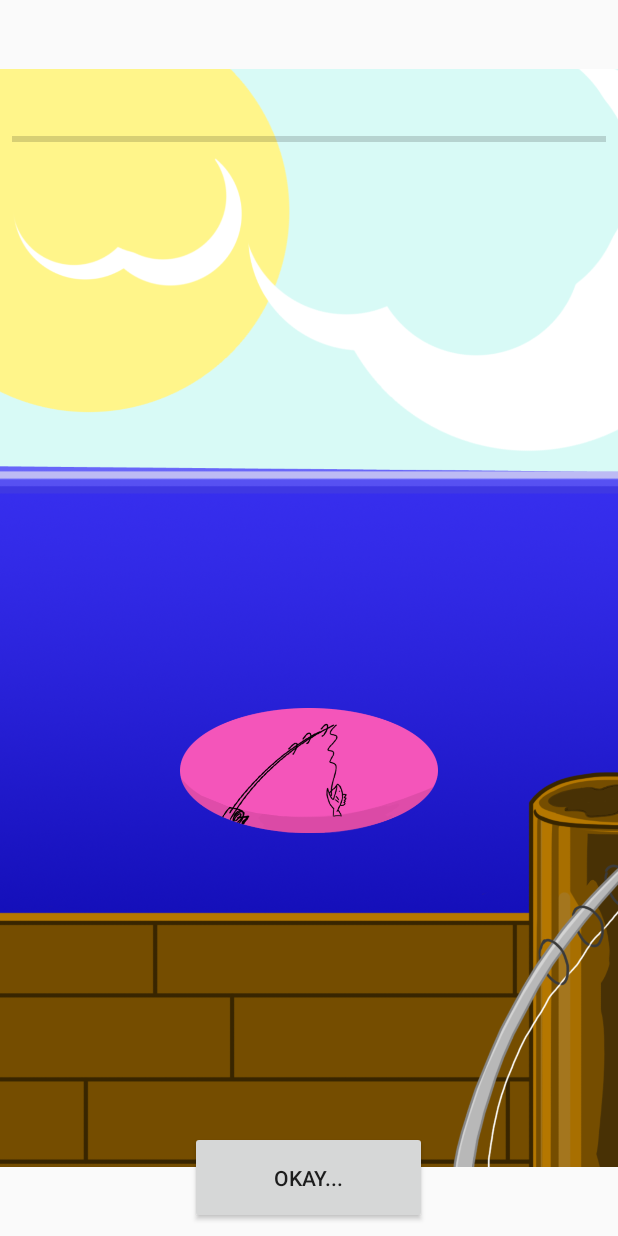
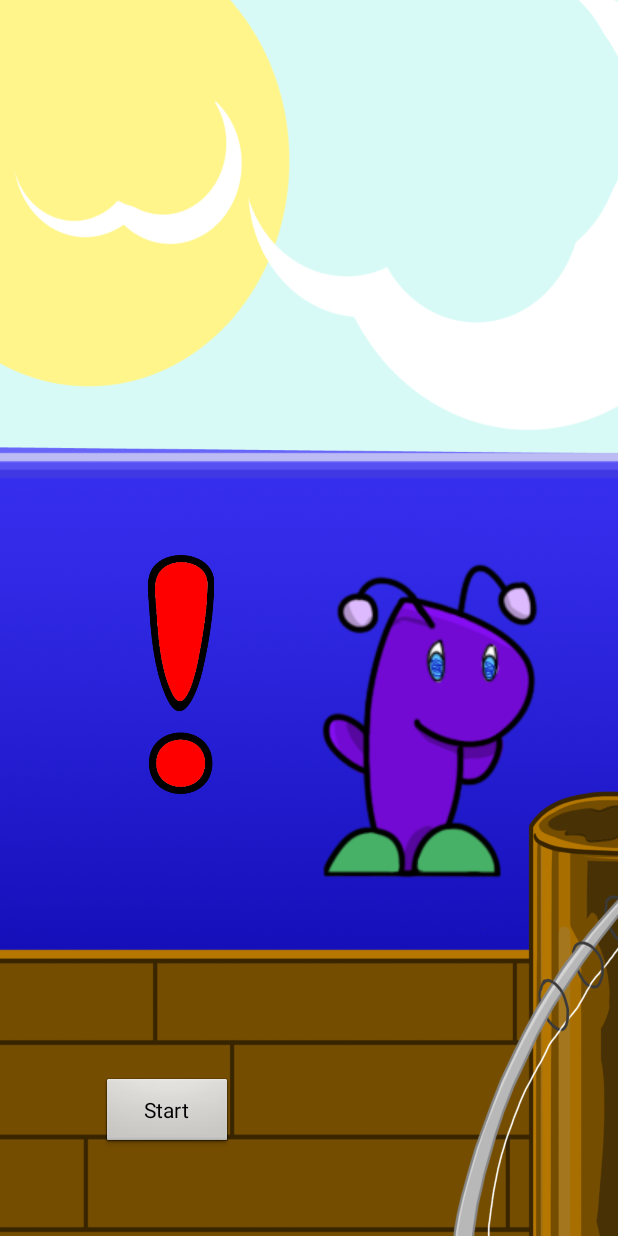
Before and after one commit to DevonTrammell/Foogles, an Android app: the foogle_fish screen opened directly, with no data from a screen before it, on a phone screen of 412 x 824 dp. Run offline under Robolectric (Android 15) with nearby library versions, the phone set to English and light mode, and no system bars.

Commit message:
Foogle Fish - needs work but almost done

```diff
--- /dev/null
+++ b/Foogles/app/src/main/res/drawable/fishpopup.xml
@@ -0,0 +1,6 @@
+<?xml version="1.0" encoding="utf-8"?>
+<shape xmlns:android="http://schemas.android.com/apk/res/android" android:shape="rectangle">
+    <corners android:radius="20dp"/>
+    <padding android:left="10dp" android:right="10dp" android:top="10dp" android:bottom="10dp"/>
+    <solid android:color="#7FC9FF"/>
+</shape>
--- a/Foogles/app/src/main/res/layout/activity_foogle_fish.xml
+++ b/Foogles/app/src/main/res/layout/activity_foogle_fish.xml
@@ -7,12 +7,13 @@
     tools:context="fooglesinc.foogles.foogle_fish">
 
     <ImageView
-        android:id="@+id/imageView9"
+        android:id="@+id/FoogleFishBackground"
         android:layout_width="wrap_content"
         android:layout_height="wrap_content"
         android:layout_marginBottom="8dp"
         android:layout_marginEnd="8dp"
         android:background="@drawable/invis"
+        android:scaleType="fitXY"
         app:layout_constraintBottom_toBottomOf="parent"
         app:layout_constraintEnd_toEndOf="parent"
         app:layout_constraintHorizontal_bias="0.0"
@@ -21,49 +22,71 @@
         app:layout_constraintVertical_bias="0.0"
         app:srcCompat="@drawable/fishscreen" />
 
-    <ProgressBar
-        android:id="@+id/progressBar5"
-        style="?android:attr/progressBarStyleHorizontal"
-        android:layout_width="0dp"
-        android:layout_height="51dp"
+    <ImageView
+        android:id="@+id/FishingFoogle"
+        android:layout_width="wrap_content"
+        android:layout_height="wrap_content"
+        android:layout_marginEnd="3dp"
+        android:layout_marginStart="8dp"
+        android:layout_marginTop="352dp"
+        android:rotationY="180"
+        app:layout_constraintEnd_toEndOf="parent"
+        app:layout_constraintHorizontal_bias="1.0"
+        app:layout_constraintStart_toStartOf="parent"
+        app:layout_constraintTop_toTopOf="parent"
+        app:srcCompat="@drawable/purple_walk" />
+
+    <ImageView
+        android:id="@+id/ExclamationPoint"
+        android:layout_width="129dp"
+        android:layout_height="159dp"
         android:layout_marginBottom="8dp"
         android:layout_marginEnd="8dp"
         android:layout_marginStart="8dp"
         android:layout_marginTop="8dp"
+        android:visibility="visible"
         app:layout_constraintBottom_toBottomOf="parent"
-        app:layout_constraintEnd_toEndOf="parent"
-        app:layout_constraintStart_toStartOf="parent"
+        app:layout_constraintEnd_toEndOf="@+id/CatchButton"
+        app:layout_constraintHorizontal_bias="0.145"
+        app:layout_constraintStart_toStartOf="@+id/CatchButton"
         app:layout_constraintTop_toTopOf="parent"
-        app:layout_constraintVertical_bias="0.078" />
-    <Button
-        android:id="@+id/button25"
-        android:layout_width="158dp"
-        android:layout_height="62dp"
-        android:layout_marginBottom="8dp"
-        android:layout_marginTop="424dp"
-        android:onClick="rewardFoogle"
-        android:text="@string/Okay_Button"
-        app:layout_constraintBottom_toBottomOf="parent"
-        app:layout_constraintHorizontal_bias="0.498"
-        app:layout_constraintLeft_toLeftOf="parent"
-        app:layout_constraintRight_toRightOf="parent"
-        app:layout_constraintTop_toBottomOf="@+id/progressBar3" />
+        app:layout_constraintVertical_bias="0.558"
+        app:srcCompat="@drawable/exclamation" />
 
     <ImageButton
-        android:id="@+id/imageButton12"
-        android:layout_width="172dp"
-        android:layout_height="83dp"
+        android:id="@+id/CatchButton"
+        android:layout_width="386dp"
+        android:layout_height="567dp"
         android:layout_marginBottom="8dp"
         android:layout_marginEnd="8dp"
         android:layout_marginStart="8dp"
         android:layout_marginTop="396dp"
         android:background="@drawable/invis"
         android:scaleType="fitXY"
+        android:visibility="invisible"
         app:layout_constraintBottom_toBottomOf="parent"
         app:layout_constraintEnd_toEndOf="parent"
         app:layout_constraintStart_toStartOf="parent"
         app:layout_constraintTop_toTopOf="parent"
-        app:layout_constraintVertical_bias="0.225"
+        app:layout_constraintVertical_bias="0.98"
         app:srcCompat="@drawable/button_fish" />
 
+    <Button
+        android:id="@+id/startButton"
+        style="@android:style/Widget.Button"
+        android:layout_width="wrap_content"
+        android:layout_height="wrap_content"
+        android:layout_marginBottom="8dp"
+        android:layout_marginEnd="8dp"
+        android:layout_marginStart="8dp"
+        android:layout_marginTop="8dp"
+        android:onClick="startFishing"
+        android:text="@string/start"
+        app:layout_constraintBottom_toBottomOf="parent"
+        app:layout_constraintEnd_toEndOf="parent"
+        app:layout_constraintHorizontal_bias="0.192"
+        app:layout_constraintStart_toStartOf="parent"
+        app:layout_constraintTop_toTopOf="parent"
+        app:layout_constraintVertical_bias="0.934" />
+
 </android.support.constraint.ConstraintLayout>
--- a/Foogles/app/src/main/res/values/strings.xml
+++ b/Foogles/app/src/main/res/values/strings.xml
@@ -110,5 +110,14 @@
     <string name="GoToRewards">Go To Rewards</string>
     <string name="Up">Up</string>
     <string name="Down">Down</string>
+    <string name="start">Start</string>
+    <string name="YouCaughtA">You caught a</string>
+    <string name="YouCaughtAn">You caught an</string>
+    <string name="SHorseText">Sea Horse</string>
+    <string name="BarredText">Barred Knifejaw</string>
+    <string name="OctopusText">Octopus</string>
+    <string name="AnglerText">Angler Fish</string>
+    <string name="SharkText">Shark</string>
+    <string name="close">Close</string>
 
 </resources>
```
Also changed, not shown: Foogles/app/src/main/java/fooglesinc/foogles/foogle_fish.java (+175 -20 lines), Foogles/app/src/main/res/layout/popuplayout.xml (added, +139 -0 lines), Foogles/app/src/main/res/drawable/exclamation.png (added).
